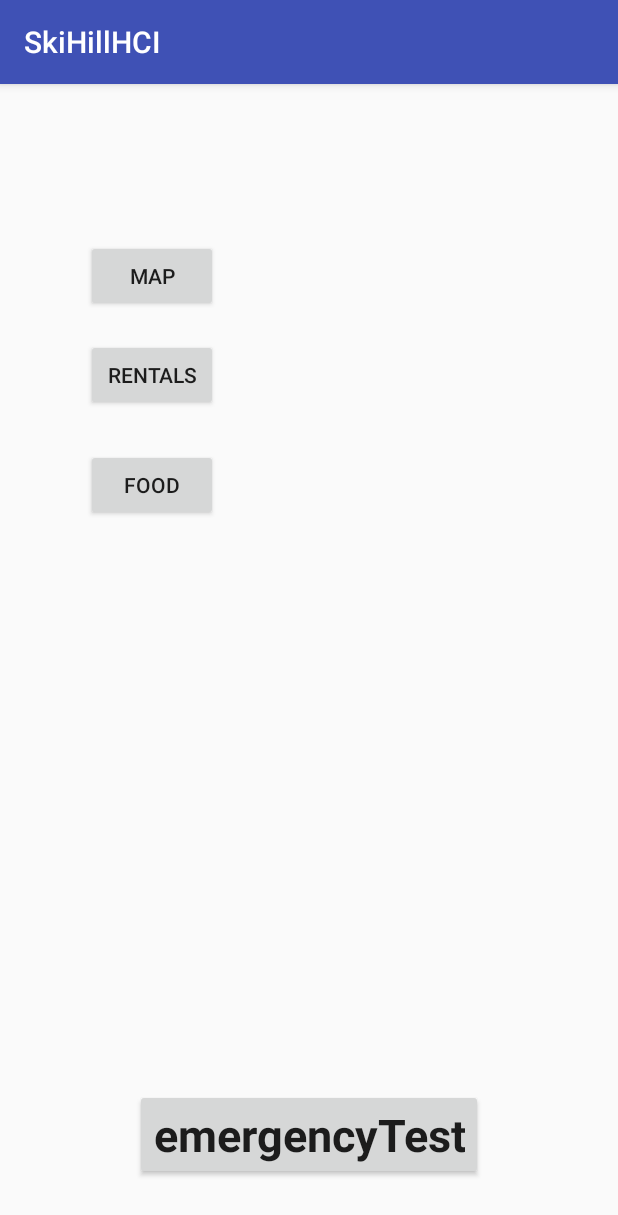
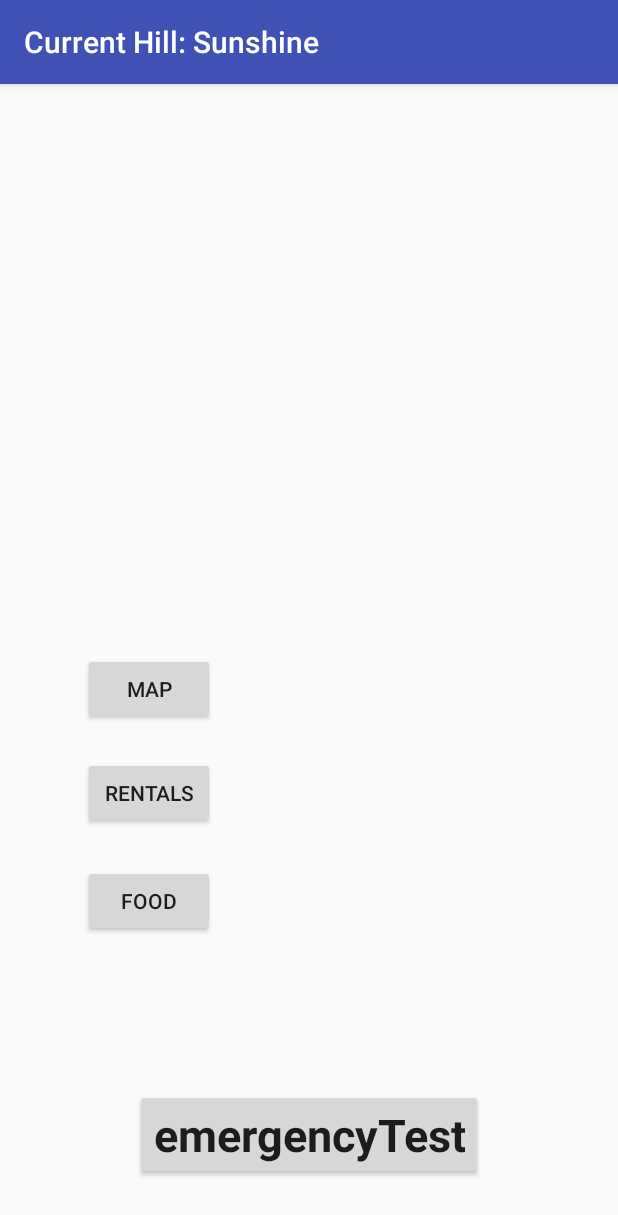
Before and after one commit to NyleVII/SkiHillHCI, an Android app: the screen it shows after launch (MainActivity), on a phone screen of 412 x 824 dp. Shown: the top 1215 px of the screen. Run offline under Robolectric (Android 15) with nearby library versions, the phone set to English and light mode, and no system bars.

Commit message:
Tweaked soem stuff, changed manifest

```diff
--- a/app/src/main/AndroidManifest.xml
+++ b/app/src/main/AndroidManifest.xml
@@ -5,7 +5,7 @@
     <application
         android:allowBackup="true"
         android:icon="@mipmap/ic_launcher"
-        android:label="@string/app_name"
+        android:label="Current Hill: Sunshine"
         android:supportsRtl="true"
         android:theme="@style/AppTheme">
         <activity android:name=".MainActivity">
--- a/app/src/main/res/layout/activity_main.xml
+++ b/app/src/main/res/layout/activity_main.xml
@@ -9,41 +9,6 @@
     android:paddingRight="@dimen/activity_horizontal_margin"
     android:paddingTop="@dimen/activity_vertical_margin"
     tools:context="nylecpsc481.skihillhci.MainActivity">
-
-    <Button
-        android:text="MAP"
-        android:layout_width="wrap_content"
-        android:layout_height="wrap_content"
-        android:layout_below="@+id/textView"
-        android:layout_alignParentLeft="true"
-        android:layout_alignParentStart="true"
-        android:layout_marginLeft="41dp"
-        android:layout_marginStart="41dp"
-        android:layout_marginTop="88dp"
-        android:id="@+id/button"
-        android:onClick="openMap" />
-
-    <Button
-        android:text="RENTALS"
-        android:layout_width="wrap_content"
-        android:layout_height="wrap_content"
-        android:layout_below="@+id/button"
-        android:layout_alignLeft="@+id/button"
-        android:layout_alignStart="@+id/button"
-        android:layout_marginTop="18dp"
-        android:id="@+id/rentalsButton"
-        android:onClick="openRentals" />
-
-    <Button
-        android:text="Food"
-        android:layout_width="wrap_content"
-        android:layout_height="wrap_content"
-        android:layout_below="@+id/rentalsButton"
-        android:layout_alignRight="@+id/rentalsButton"
-        android:layout_alignEnd="@+id/rentalsButton"
-        android:layout_marginTop="25dp"
-        android:id="@+id/button2"
-        android:onClick="openFoodMenu" />
 
     <Button
         android:text="@string/EMERGENCY"
@@ -59,4 +24,39 @@
         android:textStyle="normal|bold"
         android:onClick="openEmergency" />
 
+    <Button
+        android:text="MAP"
+        android:layout_width="wrap_content"
+        android:layout_height="wrap_content"
+        android:layout_marginLeft="39dp"
+        android:layout_marginStart="39dp"
+        android:id="@+id/button"
+        android:onClick="openMap"
+        android:layout_above="@+id/rentalsButton"
+        android:layout_alignParentLeft="true"
+        android:layout_alignParentStart="true"
+        android:layout_marginBottom="21dp" />
+
+    <Button
+        android:text="Food"
+        android:layout_width="wrap_content"
+        android:layout_height="wrap_content"
+        android:id="@+id/button2"
+        android:onClick="openFoodMenu"
+        android:layout_marginBottom="101dp"
+        android:layout_above="@+id/button3"
+        android:layout_alignLeft="@+id/rentalsButton"
+        android:layout_alignStart="@+id/rentalsButton" />
+
+    <Button
+        android:text="RENTALS"
+        android:layout_width="wrap_content"
+        android:layout_height="wrap_content"
+        android:id="@+id/rentalsButton"
+        android:onClick="openRentals"
+        android:layout_marginBottom="24dp"
+        android:layout_above="@+id/button2"
+        android:layout_alignLeft="@+id/button"
+        android:layout_alignStart="@+id/button" />
+
 </RelativeLayout>
```
